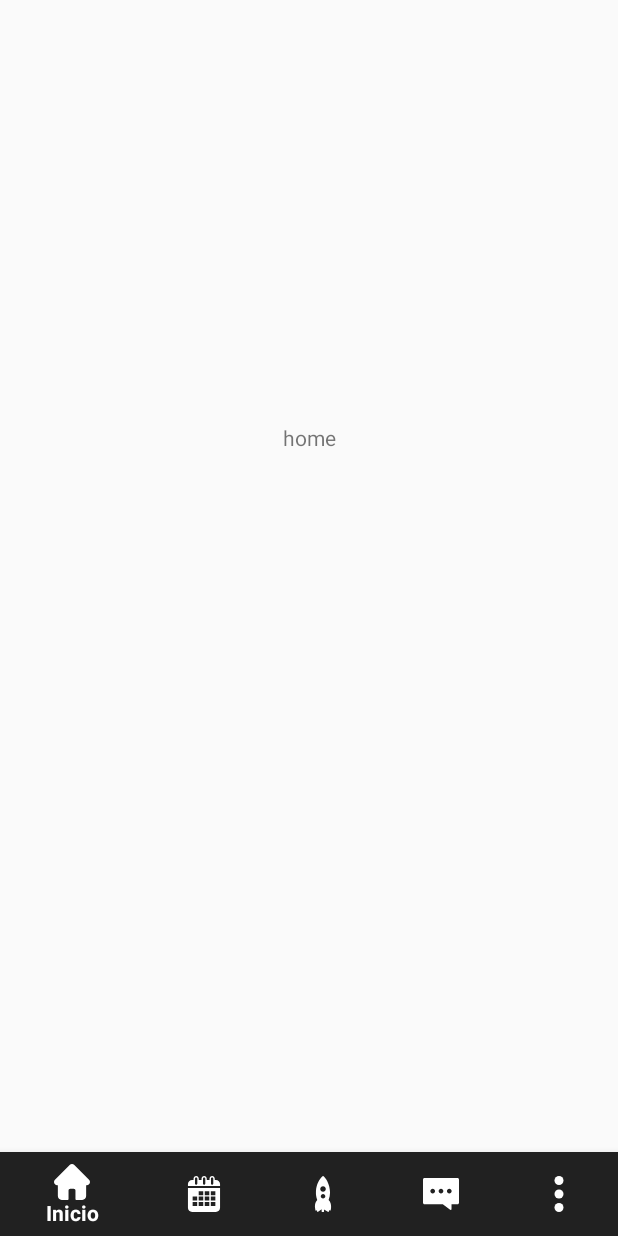
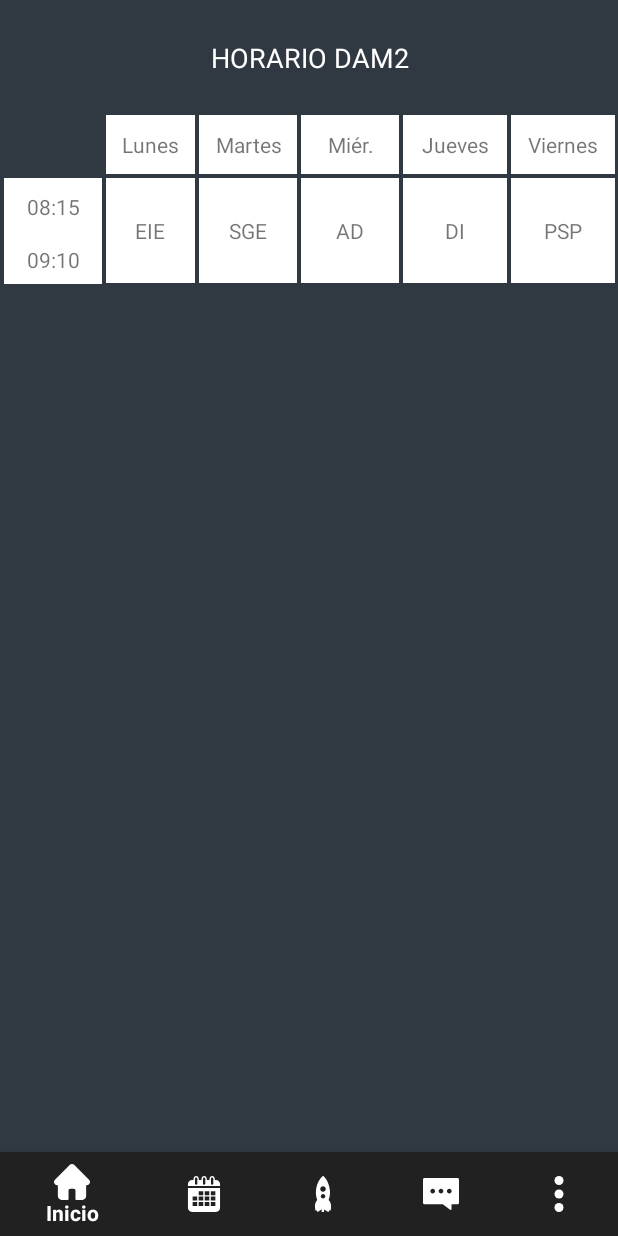
Before and after one commit to JoshDG37/Eduincu, an Android app: the screen it shows after launch once a user with an empty profile is signed in (Container), on a phone screen of 412 x 824 dp. Run offline under Robolectric (Android 15) with nearby library versions, the phone set to English and light mode, and no system bars; our stand-ins replace CircleImageView, Firebase (no records; nobody signed in at launch, a user with empty details on screens opened directly), Picasso; libraries missing offline, so code that uses them is left out: com.github.sundeepk.compactcalendarview, com.theartofdev.edmodo.

Commit message:
El home nena

```diff
--- a/app/build.gradle
+++ b/app/build.gradle
@@ -44,6 +44,7 @@ dependencies {
     implementation 'com.google.firebase:firebase-database:19.2.1'
     implementation 'com.google.firebase:firebase-messaging:20.1.5'
     implementation 'com.firebase:firebase-client-android:2.5.2'
+    implementation 'androidx.gridlayout:gridlayout:1.0.0'
 }
 
 apply plugin: 'com.google.gms.google-services'
--- a/app/src/main/java/com/example/test_cont/Home.java
+++ b/app/src/main/java/com/example/test_cont/Home.java
@@ -7,6 +7,7 @@ import androidx.fragment.app.Fragment;
 import android.view.LayoutInflater;
 import android.view.View;
 import android.view.ViewGroup;
+import android.widget.GridLayout;
 
 
 /**
@@ -14,15 +15,14 @@ import android.view.ViewGroup;
  */
 public class Home extends Fragment {
 
-    public Home() {
-        // Required empty public constructor
-    }
+    public Home() {}
 
 
     @Override
-    public View onCreateView(LayoutInflater inflater, ViewGroup container,
-                             Bundle savedInstanceState) {
+    public View onCreateView(LayoutInflater inflater, ViewGroup container,Bundle savedInstanceState) {
         // Inflate the layout for this fragment
-        return inflater.inflate(R.layout.fragment_home, container, false);
+        View v = inflater.inflate(R.layout.fragment_home, container, false);
+
+        return v;
     }
 }
--- a/app/src/main/res/layout/fragment_calendar.xml
+++ b/app/src/main/res/layout/fragment_calendar.xml
@@ -9,14 +9,14 @@
 
     <TextView
         android:id="@+id/meses"
-        android:layout_width="413dp"
+        android:layout_width="0dp"
         android:layout_height="74dp"
         android:background="#303841"
         android:gravity="center"
         android:text="mes actual"
+        android:textAllCaps="true"
         android:textColor="#fff"
-        android:textSize="23dp"
-        android:textAllCaps="true"
+        android:textSize="18dp"
         app:layout_constraintEnd_toEndOf="parent"
         app:layout_constraintHorizontal_bias="0.0"
         app:layout_constraintStart_toStartOf="parent"
@@ -40,7 +40,7 @@
         android:paddingLeft="10dp"
         android:paddingRight="10dp"
         app:compactCalendarBackgroundColor="#303841"
-        app:compactCalendarCurrentDayBackgroundColor="#45505c"
+        app:compactCalendarCurrentDayBackgroundColor="#CDCECF"
         app:compactCalendarCurrentSelectedDayBackgroundColor="#303841"
         app:compactCalendarMultiEventIndicatorColor="#fff"
         app:compactCalendarTargetHeight="250dp"
@@ -52,7 +52,7 @@
 
     <ListView
         android:id="@+id/listViewEventos"
-        android:layout_width="395dp"
+        android:layout_width="0dp"
         android:layout_height="239dp"
         android:layout_marginStart="8dp"
         android:layout_marginTop="380dp"
--- a/app/src/main/res/layout/fragment_home.xml
+++ b/app/src/main/res/layout/fragment_home.xml
@@ -4,16 +4,174 @@
     xmlns:tools="http://schemas.android.com/tools"
     android:layout_width="match_parent"
     android:layout_height="match_parent"
+    android:background="#303841"
     tools:context=".Home">
 
 
-    <TextView
-        android:id="@+id/textView4"
-        android:layout_width="wrap_content"
-        android:layout_height="wrap_content"
-        android:layout_marginTop="282dp"
-        android:text="home"
+    <androidx.gridlayout.widget.GridLayout
+        android:id="@+id/gridLayout"
+        android:layout_width="0dp"
+        android:layout_height="0dp"
+        android:layout_margin="1dp"
+        app:layout_constraintBottom_toBottomOf="parent"
         app:layout_constraintEnd_toEndOf="parent"
         app:layout_constraintStart_toStartOf="parent"
-        app:layout_constraintTop_toTopOf="parent" />
+        app:layout_constraintTop_toTopOf="parent">
+
+
+        <TextView
+            android:id="@+id/textView"
+            android:layout_width="match_parent"
+            android:layout_height="74dp"
+            android:gravity="center"
+            android:text="HORARIO DAM2"
+            android:textColor="#FFF"
+            android:textSize="18dp"
+            app:layout_column="0"
+            app:layout_columnSpan="6"
+            app:layout_row="0" />
+
+        <TextView
+            android:layout_width="65dp"
+            android:layout_height="35dp"
+            android:layout_marginLeft="1dp"
+            android:layout_marginTop="1dp"
+            android:layout_marginRight="1dp"
+            android:background="#FFF"
+            android:gravity="center"
+            android:padding="9dp"
+            android:text="08:15"
+            android:textSize="14dp"
+            app:layout_column="0"
+            app:layout_row="2" />
+
+        <TextView
+            android:layout_width="65dp"
+            android:layout_height="35dp"
+            android:layout_marginLeft="1dp"
+            android:layout_marginRight="1dp"
+            android:background="#FFF"
+            android:gravity="center"
+            android:padding="9dp"
+            android:text="09:10"
+            android:textSize="14dp"
+            app:layout_column="0"
+            app:layout_row="3" />
+
+        <TextView
+            android:layout_width="59dp"
+            android:layout_height="wrap_content"
+            android:layout_margin="1dp"
+            android:background="#FFF"
+            android:gravity="center"
+            android:padding="10dp"
+            android:text="Lunes"
+            app:layout_column="1"
+            app:layout_row="1" />
+
+        <TextView
+            android:layout_width="59dp"
+            android:layout_height="70dp"
+            android:layout_margin="1dp"
+            android:background="#FFF"
+            android:gravity="center"
+            android:padding="10dp"
+            android:text="EIE"
+            app:layout_column="1"
+            app:layout_row="2"
+            app:layout_rowSpan="2" />
+
+        <TextView
+            android:layout_width="65dp"
+            android:layout_height="70dp"
+            android:layout_margin="1dp"
+            android:background="#FFF"
+            android:gravity="center"
+            android:padding="10dp"
+            android:text="SGE"
+            app:layout_column="2"
+            app:layout_row="2"
+            app:layout_rowSpan="2" />
+
+        <TextView
+            android:layout_width="65dp"
+            android:layout_height="70dp"
+            android:layout_margin="1dp"
+            android:background="#FFF"
+            android:gravity="center"
+            android:padding="10dp"
+            android:text="AD"
+            app:layout_column="3"
+            app:layout_row="2"
+            app:layout_rowSpan="2" />
+
+        <TextView
+            android:layout_width="69dp"
+            android:layout_height="70dp"
+            android:layout_margin="1dp"
+            android:background="#FFF"
+            android:gravity="center"
+            android:padding="10dp"
+            android:text="DI"
+            app:layout_column="4"
+            app:layout_row="2"
+            app:layout_rowSpan="2" />
+
+        <TextView
+            android:layout_width="69dp"
+            android:layout_height="70dp"
+            android:layout_margin="1dp"
+            android:background="#FFF"
+            android:gravity="center"
+            android:padding="10dp"
+            android:text="PSP"
+            app:layout_column="5"
+            app:layout_row="2"
+            app:layout_rowSpan="2" />
+
+        <TextView
+            android:layout_width="65dp"
+            android:layout_height="wrap_content"
+            android:layout_margin="1dp"
+            android:background="#FFF"
+            android:gravity="center"
+            android:padding="10dp"
+            android:text="Martes"
+            app:layout_column="2"
+            app:layout_row="1" />
+
+        <TextView
+            android:layout_width="65dp"
+            android:layout_height="wrap_content"
+            android:layout_margin="1dp"
+            android:background="#FFF"
+            android:gravity="center"
+            android:padding="10dp"
+            android:text="Miér."
+            app:layout_column="3"
+            app:layout_row="1" />
+
+        <TextView
+            android:layout_width="69dp"
+            android:layout_height="wrap_content"
+            android:layout_margin="1dp"
+            android:background="#FFF"
+            android:gravity="center"
+            android:padding="10dp"
+            android:text="Jueves"
+            app:layout_column="4"
+            app:layout_row="1" />
+
+        <TextView
+            android:layout_width="69dp"
+            android:layout_height="wrap_content"
+            android:layout_margin="1dp"
+            android:background="#FFF"
+            android:gravity="center"
+            android:padding="10dp"
+            android:text="Viernes"
+            app:layout_column="5"
+            app:layout_row="1" />
+
+    </androidx.gridlayout.widget.GridLayout>
 </androidx.constraintlayout.widget.ConstraintLayout>
```
